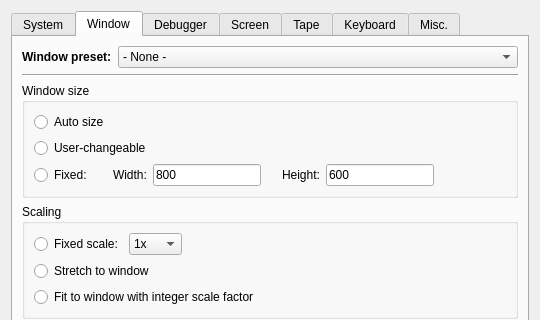
The window that src/qt/qtSettingsDialog.ui (vpyk/emu80v4) describes before a commit, drawn with Qt 5; both pictures show x 0 to 540 and y 0 to 320 of the 540 by 536 pixel window.
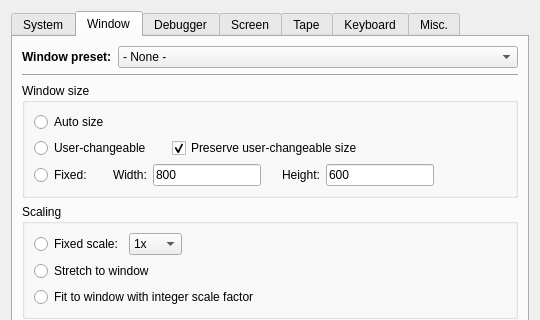
The same window after the commit.

Commit message: Add option to preserve user-defined window size

Patch:
```diff
--- a/src/qt/qtSettingsDialog.ui
+++ b/src/qt/qtSettingsDialog.ui
@@ -503,6 +503,16 @@
               </property>
              </spacer>
             </item>
+            <item>
+             <widget class="QCheckBox" name="preserveSizeCheckBox">
+              <property name="text">
+               <string>Preserve user-changeable size</string>
+              </property>
+              <property name="checked">
+               <bool>true</bool>
+              </property>
+             </widget>
+            </item>
             <item>
              <spacer name="horizontalSpacer_12">
               <property name="orientation">
```
Left out of the diff: 8 changed lines with no effect on the pictures. The commit also changes 5 other files.
